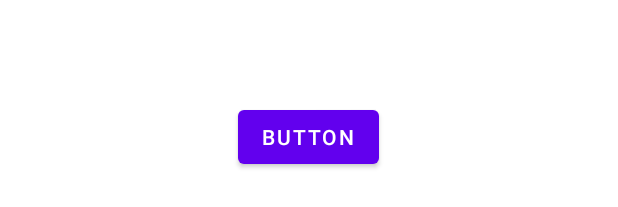
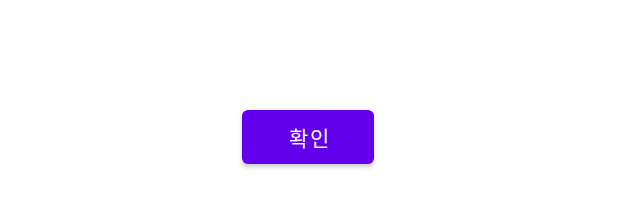
Before and after one commit to Profrog/maeju_test, an Android app: the layout activity_checkout.xml on its own in the app's theme, with its tools: preview values and no code run, on a phone screen of 412 x 824 dp. Shown: the part 777-984 px from the top of the screen. Run offline under Robolectric (Android 15) with nearby library versions, the phone set to English and light mode, and no system bars; network calls fail.

Commit message:
add submit check

```diff
--- a/app/src/main/java/com/example/logintest/CheckActivity.java
+++ b/app/src/main/java/com/example/logintest/CheckActivity.java
@@ -24,6 +24,5 @@ public class CheckActivity extends AppCompatActivity implements View.OnClickList
         if(v == btn_check){
             startActivity(new Intent(this, MainActivity.class));
         }
-
     }
 }
--- a/app/src/main/java/com/example/logintest/SubmitActivity.java
+++ b/app/src/main/java/com/example/logintest/SubmitActivity.java
@@ -141,8 +141,7 @@ public class SubmitActivity extends AppCompatActivity implements View.OnClickLis
                 response -> {
                     loading.dismiss();
                     Toast.makeText(SubmitActivity.this,response,Toast.LENGTH_LONG).show();
-                    Intent intent = new Intent(getApplicationContext(),MainActivity.class);
-                    startActivity(intent);
+                    startActivity(new Intent(this, CheckActivity.class));
                 },
                 error -> Toast.makeText(SubmitActivity.this,error.toString(),Toast.LENGTH_LONG).show()){
             @Override
@@ -218,7 +217,6 @@ public class SubmitActivity extends AppCompatActivity implements View.OnClickLis
             }
             else {
                 addUser();
-                startActivity(new Intent(this, CheckActivity.class));
             }
         }
         if(v == buttonAddImage){
--- a/app/src/main/res/layout/activity_checkout.xml
+++ b/app/src/main/res/layout/activity_checkout.xml
@@ -9,7 +9,7 @@
         android:id="@+id/btn_checkout"
         android:layout_width="wrap_content"
         android:layout_height="wrap_content"
-        android:text="Button"
+        android:text="확인"
         app:layout_constraintBottom_toBottomOf="parent"
         app:layout_constraintEnd_toEndOf="parent"
         app:layout_constraintHorizontal_bias="0.498"
```
